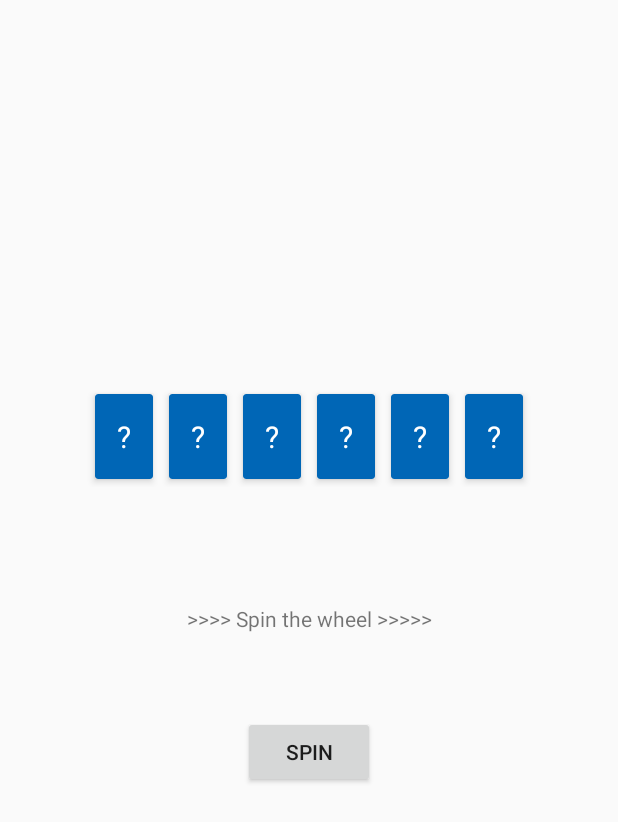
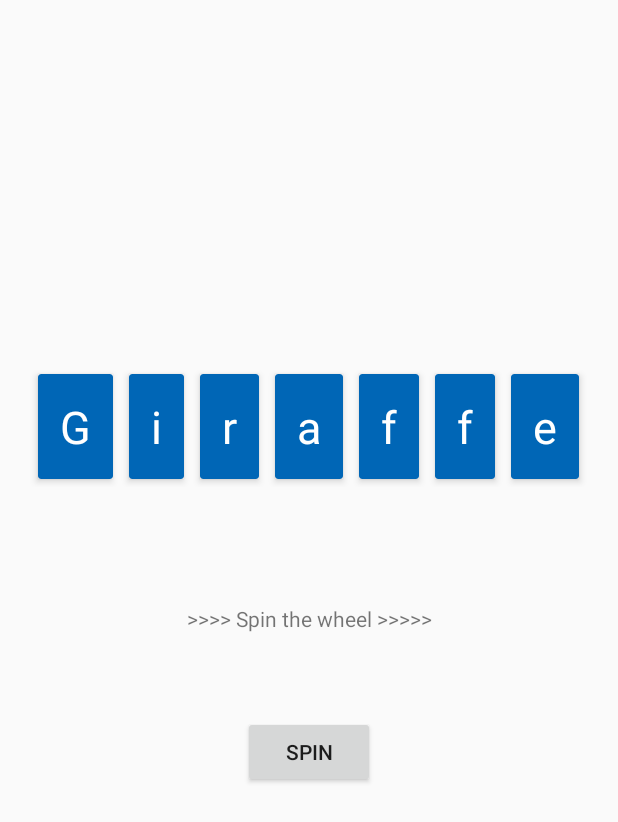
Before and after one commit to miax6351/s205353Lykkehjulet, an Android app: the GameFragment screen opened through its navigation route, on a phone screen of 412 x 824 dp. Shown: the top 822 px of the screen. Run offline under Robolectric (Android 15) with nearby library versions, the phone set to English and light mode, and no system bars.

Commit message:
get a word split

```diff
--- /dev/null
+++ b/app/src/main/java/com/example/s205353lykkehjulet/HiddenWord.kt
@@ -0,0 +1,18 @@
+package com.example.s205353lykkehjulet
+
+class HiddenWord {
+
+    var hiddenWord = "Giraffe"
+    private var hiddenWordArray = hiddenWord.chunked(1)
+
+    fun String.chunked(size: Int): List<String> {
+        val nChunks = length / size
+        return (0 until nChunks).map { substring(it * size, (it + 1) * size) }
+    }
+
+    fun getHiddenWordArray(): List<String> {
+        return hiddenWordArray
+    }
+
+
+}
--- a/app/src/main/java/com/example/s205353lykkehjulet/RecyclerAdapter.kt
+++ b/app/src/main/java/com/example/s205353lykkehjulet/RecyclerAdapter.kt
@@ -10,7 +10,9 @@ import androidx.recyclerview.widget.RecyclerView
 
 class RecyclerAdapter : RecyclerView.Adapter<RecyclerAdapter.ViewHolder>() {
 
-    private var titles = arrayOf("?","?","?","?","?","?")
+    var hiddenWord = HiddenWord()
+
+    private var titles = hiddenWord.getHiddenWordArray()
 
     override fun onCreateViewHolder(parent: ViewGroup, viewType: Int): RecyclerAdapter.ViewHolder {
          val v = LayoutInflater.from(parent.context).inflate(R.layout.card_layout,parent,false)
--- a/app/src/main/res/layout/card_layout.xml
+++ b/app/src/main/res/layout/card_layout.xml
@@ -25,7 +25,7 @@
             app:layout_constraintStart_toStartOf="parent"
             app:layout_constraintTop_toTopOf="parent"
             android:layout_margin="5dp"
-            android:textSize="20sp"
+            android:textSize="30sp"
             android:textColor="@color/white">
 
         </TextView>
```
